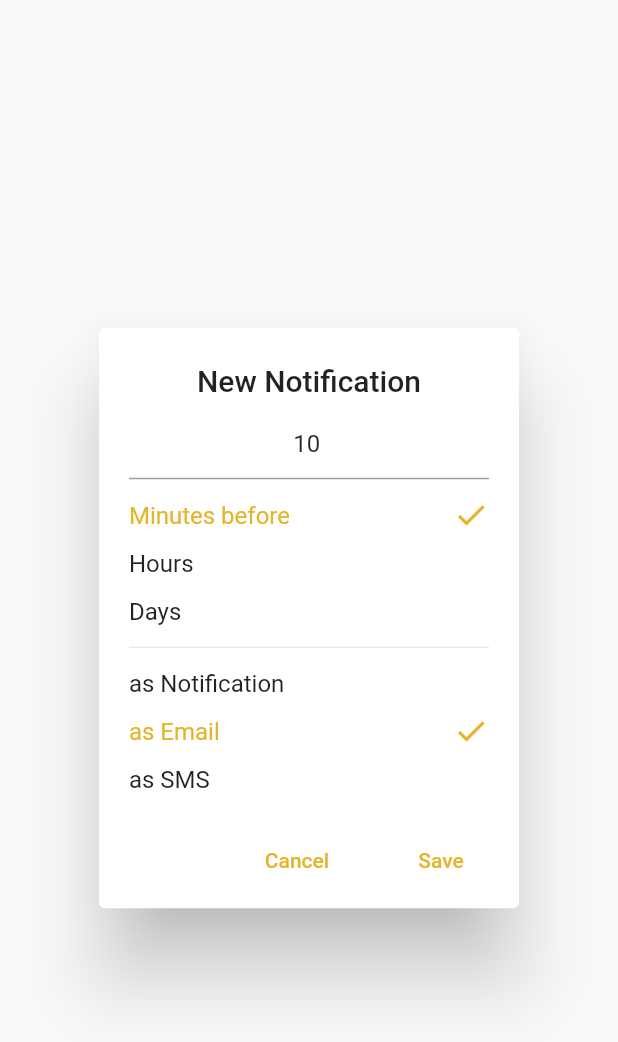
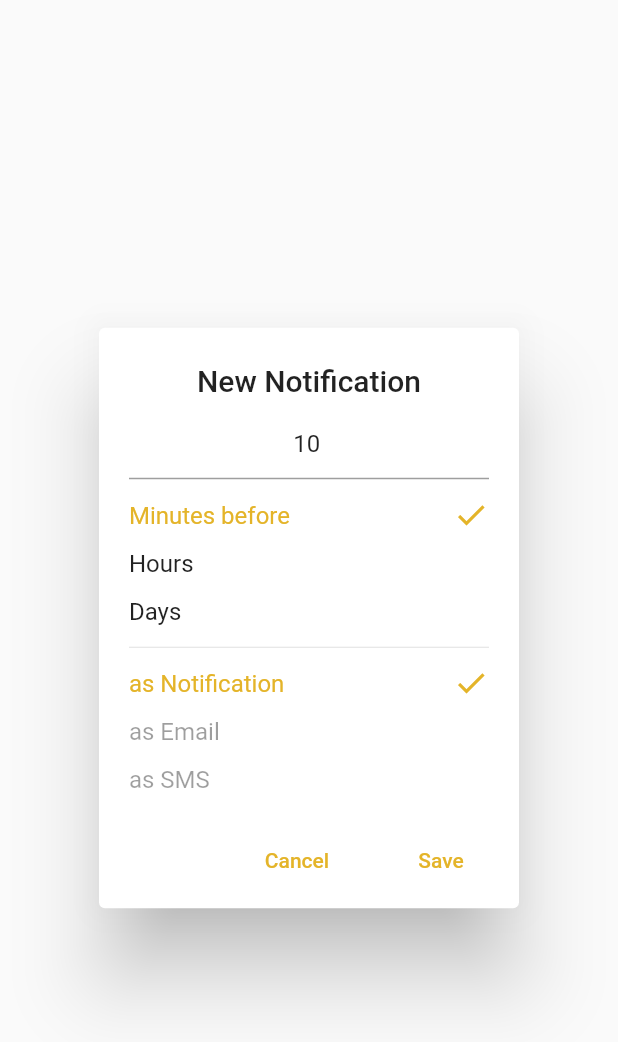
Before and after one commit to Eternali/watoplan_flut, a Flutter app: the NotiEditDialog widget shown alone on an empty page, opened directly, after a tap on "as Email", on a phone screen of 412 x 824 dp. Shown: the top 1042 px of the screen. Run offline on Flutter 3.47's test engine with Material 2 defaults, Android fonts, the phone set to English and light mode, and no system bars; our stand-ins replace convert, flutter_local_notifications, shared_preferences; missing offline and left inert: mongo_dart, sms; accounts and stored records are empty; statements that could not run were skipped.

Commit message:
finished main menus

```diff
--- a/lib/localizations.dart
+++ b/lib/localizations.dart
@@ -36,6 +36,9 @@ class WatoplanLocalizations {
   String get addNotification => 'Add another notification';
 
   String get schedule => 'Schedule';
+
+  String get featureUnavailable => 'This feature isn\'t here yet, sorry!';
+  String get featureComingSoon => 'This feature is coming soon!';
 
   // Sort locales
   Map<String, StrGet> validSorts = {
--- a/lib/screens/add_edit_screen.dart
+++ b/lib/screens/add_edit_screen.dart
@@ -23,6 +23,8 @@ class AddEditScreen extends StatefulWidget {
 
 class AddEditScreenState extends State<AddEditScreen> {
 
+  final GlobalKey<ScaffoldState> _scaffoldKey = new GlobalKey<ScaffoldState>();
+
   @override
   Widget build(BuildContext context) {
     final AppState stateVal = Provider.of(context).value;
@@ -30,6 +32,7 @@ class AddEditScreenState extends State<AddEditScreen> {
     ActivityType type = stateVal.activityTypes.firstWhere((type) => type.id == stateVal.editingActivity.typeId);
 
     return new Scaffold(
+      key: _scaffoldKey,
       appBar: new AppBar(
         backgroundColor: type.color,
         leading: new BackButton(),
--- a/lib/widgets/noti_edit_dialog.dart
+++ b/lib/widgets/noti_edit_dialog.dart
@@ -15,11 +15,11 @@ Widget checkedItem({ ActivatableString name, bool active, VoidCallback onTap, Th
           new Text(
             name(active),
             style: new TextStyle(
-              color: active ? theme.accentColor : theme.textTheme.subhead.color
+              color: enabled ? active ? theme.accentColor : theme.textTheme.subhead.color : theme.disabledColor,
             ),
           ),
           new Expanded(child: new Container()),
-          active ? new Icon(Icons.check, color: theme.accentColor) : new Icon(new IconData(0)),
+          active && enabled ? new Icon(Icons.check, color: theme.accentColor) : new Icon(new IconData(0)),
         ],
       ),
     ),
@@ -102,15 +102,35 @@ class NotiEditDialogState extends State<NotiEditDialog> {
               ),
               checkedItem(
                 name: (_) => 'as Email',
-                active: typeActive(NotiTypes['EMAIL']),
-                onTap: () { setState(() { widget.type = NotiTypes['EMAIL']; }); },
+                active: false,  // typeActive(NotiTypes['EMAIL']),
+                onTap: () {
+                  scaffoldKey.currentState.showSnackBar(
+                    new SnackBar(
+                      content: new Text(
+                        WatoplanLocalizations.of(context).featureUnavailable
+                      ),
+                      duration: new Duration(seconds: 3),
+                    )
+                  );
+                },
                 theme: theme,
+                enabled: false,
               ),
               checkedItem(
                 name: (_) => 'as SMS',
-                active: typeActive(NotiTypes['SMS']),
-                onTap: () { setState(() { widget.type = NotiTypes['SMS']; }); },
+                active: false,  // typeActive(NotiTypes['SMS']),
+                onTap: () {
+                  scaffoldKey.currentState.showSnackBar(
+                    new SnackBar(
+                      content: new Text(
+                        WatoplanLocalizations.of(context).featureComingSoon
+                      ),
+                      duration: new Duration(seconds: 3),
+                    )
+                  );
+                },
                 theme: theme,
+                enabled: false,
               ),
             ],
           ),
--- a/pubspec.yaml
+++ b/pubspec.yaml
@@ -13,7 +13,7 @@ dependencies:
   sms: ^0.1.0
   # android_alarm_manager: ^0.1.0
   # leveldb: ^5.0.1
-  mongo_dart: ^0.3.1
+  # mongo_dart: ^0.3.1
 
   # The following adds the Cupertino Icons font to your application.
   # Use with the CupertinoIcons class for iOS style icons.
```
Also changed, not shown: pubspec.lock.
